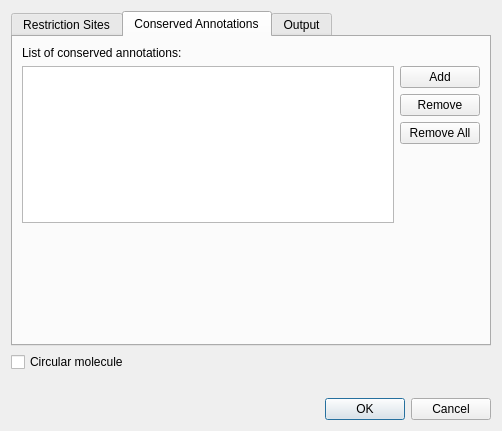
First picture: the form in src/plugins/enzymes/src/DigestSequenceDialog.ui, repository violethaze74/ugene, before the edit.
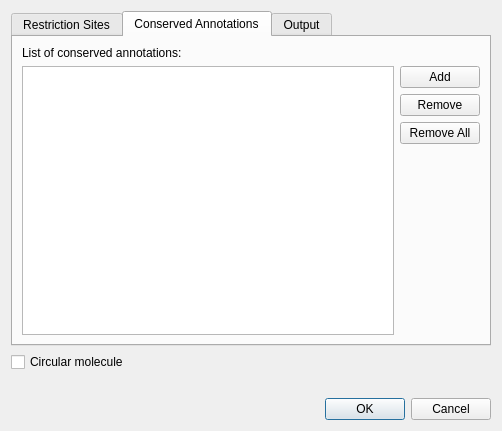
Second picture: the form after the edit. The open tabs and pages were chosen to show the change.

What changed in the file:
```diff
--- a/src/plugins/enzymes/src/DigestSequenceDialog.ui
+++ b/src/plugins/enzymes/src/DigestSequenceDialog.ui
@@ -191,19 +191,6 @@
          </item>
         </layout>
        </item>
-       <item row="2" column="0">
-        <spacer name="verticalSpacer_7">
-         <property name="orientation">
-          <enum>Qt::Vertical</enum>
-         </property>
-         <property name="sizeHint" stdset="0">
-          <size>
-           <width>529</width>
-           <height>146</height>
-          </size>
-         </property>
-        </spacer>
-       </item>
       </layout>
      </widget>
      <widget class="QWidget" name="tab_2">
```
Left out of the diff: 2 changed lines with no effect on the pictures.
